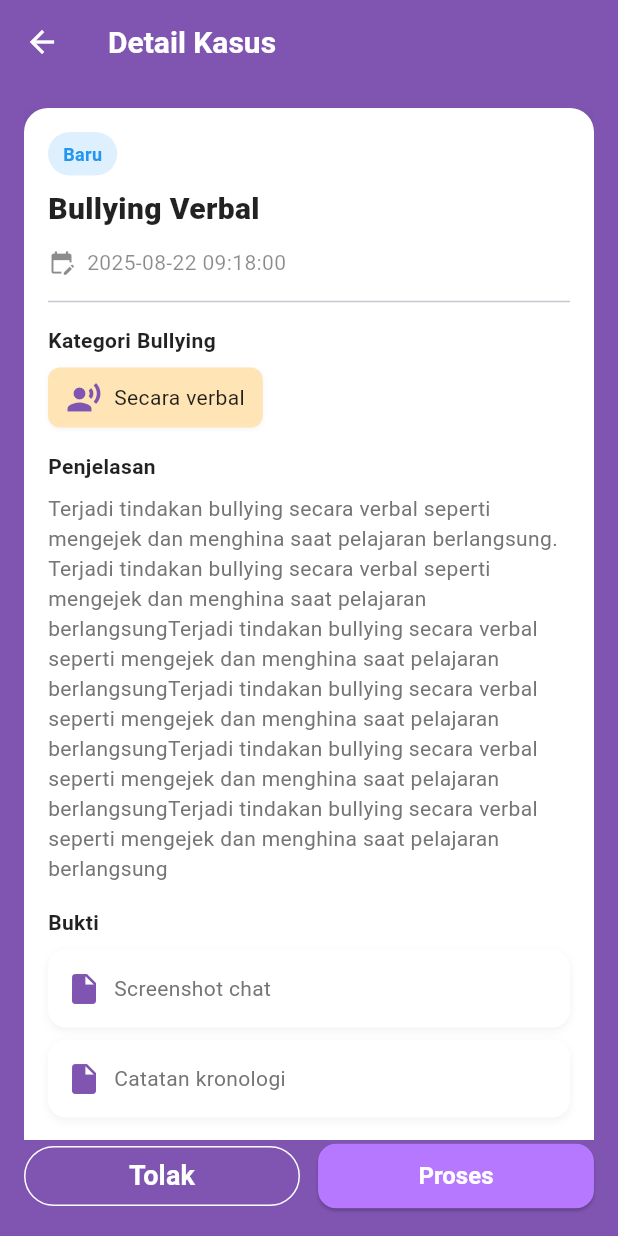
After one commit to MBD-LIDM/SIKAP-frontend, a Flutter app: the CasesListPage screen opened directly, after a tap on "Baru", on a phone screen of 412 x 824 dp. The commit adds this screen. Run offline on Flutter 3.47's test engine with Material 3 defaults, Android fonts, the phone set to English and light mode, and no system bars; our stand-ins replace flutter_svg, google_fonts; project files that could hold a hidden picture were left out.

Commit message:
Completed case list page

```diff
--- /dev/null
+++ b/lib/features/cases/presentation/pages/case_detail_page.dart
@@ -0,0 +1,195 @@
+import 'package:flutter/material.dart';
+import 'case_confirmation_page.dart';
+
+class CaseDetailPage extends StatelessWidget {
+  const CaseDetailPage({
+    super.key,
+    required this.title,
+    required this.status,
+    required this.createdAt,
+    required this.category,
+    required this.description,
+    required this.evidences,
+    required this.anonymous,
+    required this.confirmTruth,
+  });
+
+  final String title;
+  final String status;
+  final DateTime createdAt;
+  final String category; // e.g., "Secara verbal"
+  final String description;
+  final List<String> evidences; // simple labels for now
+  final bool anonymous;
+  final bool confirmTruth;
+
+  Color get statusColor {
+    switch (status) {
+      case 'Baru':
+        return const Color(0xFF2196F3);
+      case 'Diproses':
+        return const Color(0xFFFF9800);
+      case 'Selesai':
+        return const Color(0xFF2E7D32);
+      default:
+        return Colors.grey;
+    }
+  }
+
+  static String _formatDate(DateTime dt) {
+    String two(int n) => n.toString().padLeft(2, '0');
+    return '${dt.year}-${two(dt.month)}-${two(dt.day)} ${two(dt.hour)}:${two(dt.minute)}:${two(dt.second)}';
+  }
+
+  @override
+  Widget build(BuildContext context) {
+    return Scaffold(
+      appBar: AppBar(
+        title: const Text('Detail Kasus'),
+        backgroundColor: const Color(0xFF7F55B1),
+        foregroundColor: Colors.white,
+      ),
+      body: Container(
+        color: const Color(0xFF7F55B1),
+        child: SafeArea(
+          child: Padding(
+            padding: const EdgeInsets.all(16),
+            child: Column(
+              children: [
+                Expanded(
+                  child: SingleChildScrollView(
+                    child: Container(
+                      decoration: BoxDecoration(
+                        color: Colors.white,
+                        borderRadius: BorderRadius.circular(16),
+                        boxShadow: [
+                          BoxShadow(color: Colors.black.withValues(alpha: 0.12), blurRadius: 12, offset: const Offset(0, 4)),
+                        ],
+                      ),
+                      padding: const EdgeInsets.all(16),
+                      child: Column(
+                        crossAxisAlignment: CrossAxisAlignment.start,
+                        children: [
+                          // Status
+                          Container(
+                            padding: const EdgeInsets.symmetric(horizontal: 10, vertical: 6),
+                            decoration: BoxDecoration(color: statusColor.withValues(alpha: 0.15), borderRadius: BorderRadius.circular(20)),
+                            child: Text(status, style: TextStyle(color: statusColor, fontWeight: FontWeight.w700, fontSize: 12)),
+                          ),
+                          const SizedBox(height: 8),
+                          // Title
+                          Text(title, style: const TextStyle(fontSize: 20, fontWeight: FontWeight.w800, color: Colors.black87)),
+                          const SizedBox(height: 12),
+                          // Created at
+                          Row(
+                            children: [
+                              const Icon(Icons.edit_calendar, size: 18, color: Colors.black45),
+                              const SizedBox(width: 8),
+                              Text(_formatDate(createdAt), style: const TextStyle(color: Colors.black45)),
+                            ],
+                          ),
+                          const Divider(height: 32),
+                          // Category (Step 1)
+                          const Text('Kategori Bullying', style: TextStyle(fontWeight: FontWeight.w700, color: Colors.black87)),
+                          const SizedBox(height: 8),
+                          Container(
+                            padding: const EdgeInsets.symmetric(horizontal: 12, vertical: 8),
+                            decoration: BoxDecoration(
+                              color: const Color(0xFFFFE4B5),
+                              borderRadius: BorderRadius.circular(8),
+                              boxShadow: [
+                                BoxShadow(color: Colors.black.withValues(alpha: 0.05), blurRadius: 2, offset: const Offset(0, 1)),
+                              ],
+                            ),
+                            child: Row(
+                              mainAxisSize: MainAxisSize.min,
+                              children: [
+                                const Icon(Icons.record_voice_over, color: Color(0xFF7F55B1)),
+                                const SizedBox(width: 8),
+                                Text(category, style: const TextStyle(color: Colors.black87)),
+                              ],
+                            ),
+                          ),
+                          const SizedBox(height: 16),
+                          // Description (Step 2)
+                          const Text('Penjelasan', style: TextStyle(fontWeight: FontWeight.w700, color: Colors.black87)),
+                          const SizedBox(height: 8),
+                          Text(description.isEmpty ? '-' : description),
+                          const SizedBox(height: 16),
+                          // Evidences (Step 3)
+                          const Text('Bukti', style: TextStyle(fontWeight: FontWeight.w700, color: Colors.black87)),
+                          const SizedBox(height: 8),
+                          if (evidences.isEmpty)
+                            const Text('-', style: TextStyle(color: Colors.black54))
+                          else
+                            Column(
+                              children: evidences
+                                  .map((e) => Padding(
+                                        padding: const EdgeInsets.only(bottom: 8),
+                                        child: Container(
+                                          padding: const EdgeInsets.symmetric(horizontal: 12, vertical: 14),
+                                          decoration: BoxDecoration(color: Colors.white, borderRadius: BorderRadius.circular(12), boxShadow: [
+                                            BoxShadow(color: Colors.black.withValues(alpha: 0.05), blurRadius: 4, offset: const Offset(0, 2)),
+                                          ]),
+                                          child: Row(
+                                            children: [
+                                              const Icon(Icons.insert_drive_file, color: Color(0xFF7F55B1)),
+                                              const SizedBox(width: 8),
+                                              Expanded(child: Text(e)),
+                                            ],
+                                          ),
+                                        ),
+                                      ))
+                                  .toList(),
+                            ),
+                          const SizedBox(height: 8),
+                        ],
+                      ),
+                    ),
+                  ),
+                ),
+                Row(
+                  children: [
+                    Expanded(
+                      child: OutlinedButton(
+                        style: OutlinedButton.styleFrom(foregroundColor: Colors.white, side: const BorderSide(color: Colors.white)),
+                        onPressed: () async {
+                          final result = await Navigator.of(context).push(
+                            MaterialPageRoute(
+                              builder: (_) => CaseConfirmationPage(caseTitle: title, action: 'tolak'),
+                            ),
+                          );
+                          if (result != null) {
+                            Navigator.of(context).pop(result);
+                          }
+                        },
+                        child: const Text('Tolak'),
+                      ),
+                    ),
+                    const SizedBox(width: 12),
+                    Expanded(
+                      child: ElevatedButton(
+                        style: ElevatedButton.styleFrom(backgroundColor: const Color(0xFFB678FF), foregroundColor: Colors.white),
+                        onPressed: () async {
+                          final result = await Navigator.of(context).push(
+                            MaterialPageRoute(
+                              builder: (_) => CaseConfirmationPage(caseTitle: title, action: 'proses'),
+                            ),
+                          );
+                          if (result != null) {
+                            Navigator.of(context).pop(result);
+                          }
+                        },
+                        child: const Text('Proses', style: TextStyle(color: Colors.white)),
+                      ),
+                    ),
+                  ],
+                ),
+              ],
+            ),
+          ),
+        ),
+      ),
+    );
+  }
+}
--- a/lib/features/cases/presentation/pages/cases_list_page.dart
+++ b/lib/features/cases/presentation/pages/case_list_page.dart
@@ -1,4 +1,5 @@
 import 'package:flutter/material.dart';
+import 'case_detail_page.dart';
 
 class CasesListPage extends StatefulWidget {
   const CasesListPage({super.key});
@@ -9,9 +10,9 @@ class CasesListPage extends StatefulWidget {
 
 class _CasesListPageState extends State<CasesListPage> {
   final List<_CaseItem> _all = [
-    _CaseItem(status: 'Baru', title: 'Perundungan Verbal di Kelas 8A', dateRange: '20 Dec 2025', createdAt: DateTime(2025, 8, 22, 9, 18)),
-    _CaseItem(status: 'Diproses', title: 'Intimidasi di Lapangan', dateRange: '19 Dec 2025', createdAt: DateTime(2025, 8, 21, 15, 10)),
-    _CaseItem(status: 'Selesai', title: 'Penyebaran Rumor Online', dateRange: '12 Dec 2025', createdAt: DateTime(2025, 8, 18, 8, 30)),
+    _CaseItem(status: 'Baru', title: 'Bullying Verbal', createdAt: DateTime(2025, 8, 22, 9, 18)),
+    _CaseItem(status: 'Diproses', title: 'Pengucilan', createdAt: DateTime(2025, 8, 21, 15, 10)),
+    _CaseItem(status: 'Selesai', title: 'Cyberbullying', createdAt: DateTime(2025, 8, 18, 8, 30)),
   ];
 
   String _filter = 'Semua';
@@ -162,10 +163,9 @@ class _CasesListPageState extends State<CasesListPage> {
 }
 
 class _CaseItem {
-  _CaseItem({required this.status, required this.title, required this.dateRange, required this.createdAt});
+  _CaseItem({required this.status, required this.title, required this.createdAt});
   final String status;
   final String title;
-  final String dateRange;
   final DateTime createdAt;
 }
 
@@ -188,7 +188,7 @@ class _CaseCard extends StatelessWidget {
 
   @override
   Widget build(BuildContext context) {
-    return Container(
+    final card = Container(
       margin: const EdgeInsets.only(bottom: 12),
       decoration: BoxDecoration(
         color: Colors.white,
@@ -210,14 +210,6 @@ class _CaseCard extends StatelessWidget {
             ),
             const SizedBox(height: 8),
             Text(item.title, style: const TextStyle(fontSize: 16, fontWeight: FontWeight.w800, color: Colors.black87)),
-            const SizedBox(height: 12),
-            Row(
-              children: [
-                const Icon(Icons.event, size: 18, color: Colors.black54),
-                const SizedBox(width: 8),
-                Expanded(child: Text(item.dateRange, style: const TextStyle(color: Colors.black54))),
-              ],
-            ),
             const SizedBox(height: 8),
             Row(
               children: [
@@ -230,6 +222,30 @@ class _CaseCard extends StatelessWidget {
         ),
       ),
     );
+
+    if (item.title == 'Bullying Verbal') {
+      return GestureDetector(
+        onTap: () {
+          Navigator.of(context).push(
+            MaterialPageRoute(
+              builder: (context) => CaseDetailPage(
+                title: item.title,
+                status: item.status,
+                createdAt: item.createdAt,
+                category: 'Secara verbal',
+                description:
+                    'Terjadi tindakan bullying secara verbal seperti mengejek dan menghina saat pelajaran berlangsung. Terjadi tindakan bullying secara verbal seperti mengejek dan menghina saat pelajaran berlangsungTerjadi tindakan bullying secara verbal seperti mengejek dan menghina saat pelajaran berlangsungTerjadi tindakan bullying secara verbal seperti mengejek dan menghina saat pelajaran berlangsungTerjadi tindakan bullying secara verbal seperti mengejek dan menghina saat pelajaran berlangsungTerjadi tindakan bullying secara verbal seperti mengejek dan menghina saat pelajaran berlangsung',
+                evidences: const ['Screenshot chat', 'Catatan kronologi'],
+                anonymous: false,
+                confirmTruth: true,
+              ),
+            ),
+          );
+        },
+        child: card,
+      );
+    }
+    return card;
   }
 
   static String _formatDate(DateTime dt) {
```
Also changed, not shown: lib/features/cases/presentation/pages/case_confirmation_page.dart (added, +116 -0 lines).
